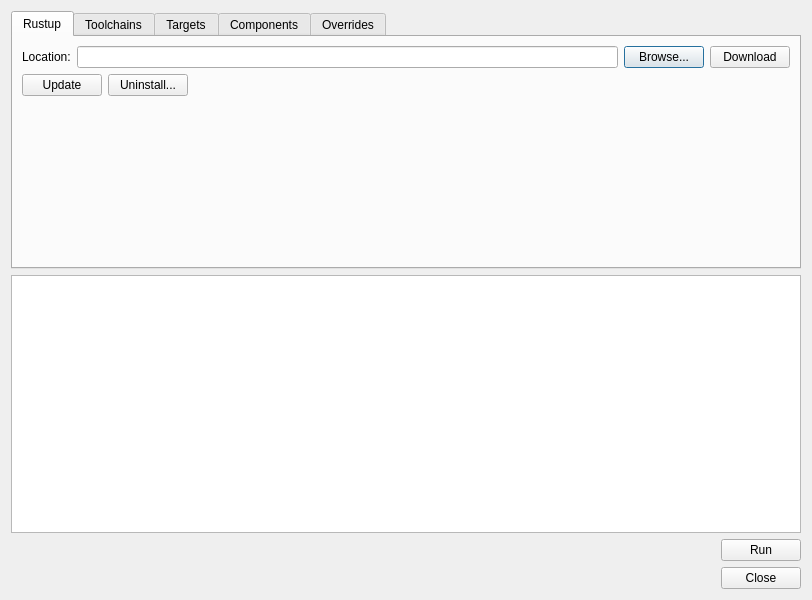
Old version of the form Source/UI/RustInstaller.ui in the repository krre/afterglow.
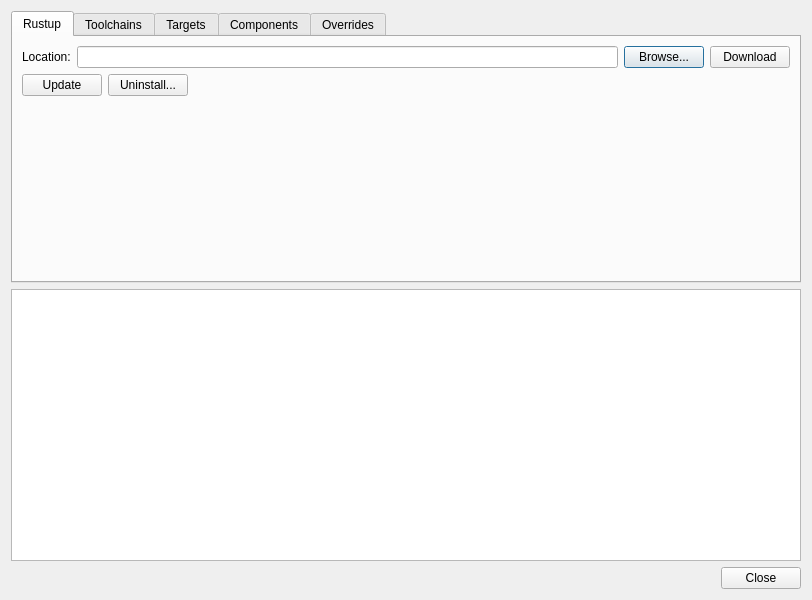
New version of the form.

Commit message: Remove command line from Rust Installer window

Diff of the .ui file:
```diff
--- a/Source/UI/RustInstaller.ui
+++ b/Source/UI/RustInstaller.ui
@@ -315,44 +315,6 @@
      </property>
     </widget>
    </item>
-   <item>
-    <layout class="QHBoxLayout" name="horizontalLayout_4">
-     <item>
-      <widget class="QWidget" name="widgetCommandLine" native="true">
-       <property name="sizePolicy">
-        <sizepolicy hsizetype="Expanding" vsizetype="Preferred">
-         <horstretch>0</horstretch>
-         <verstretch>0</verstretch>
-        </sizepolicy>
-       </property>
-       <layout class="QHBoxLayout" name="horizontalLayoutCommandLine">
-        <property name="spacing">
-         <number>0</number>
-        </property>
-        <property name="leftMargin">
-         <number>0</number>
-        </property>
-        <property name="topMargin">
-         <number>0</number>
-        </property>
-        <property name="rightMargin">
-         <number>0</number>
-        </property>
-        <property name="bottomMargin">
-         <number>0</number>
-        </property>
-       </layout>
-      </widget>
-     </item>
-     <item>
-      <widget class="QPushButton" name="pushButtonRun">
-       <property name="text">
-        <string>Run</string>
-       </property>
-      </widget>
-     </item>
-    </layout>
-   </item>
    <item>
     <widget class="QDialogButtonBox" name="buttonBox">
      <property name="orientation">
```
The commit also changes 2 other files.
